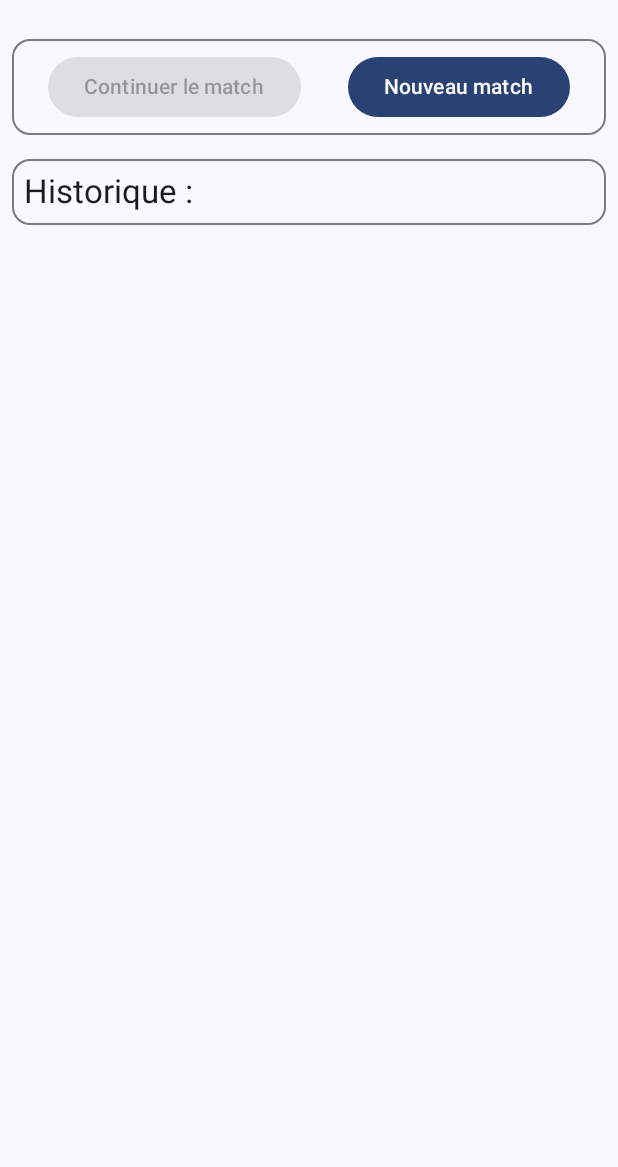
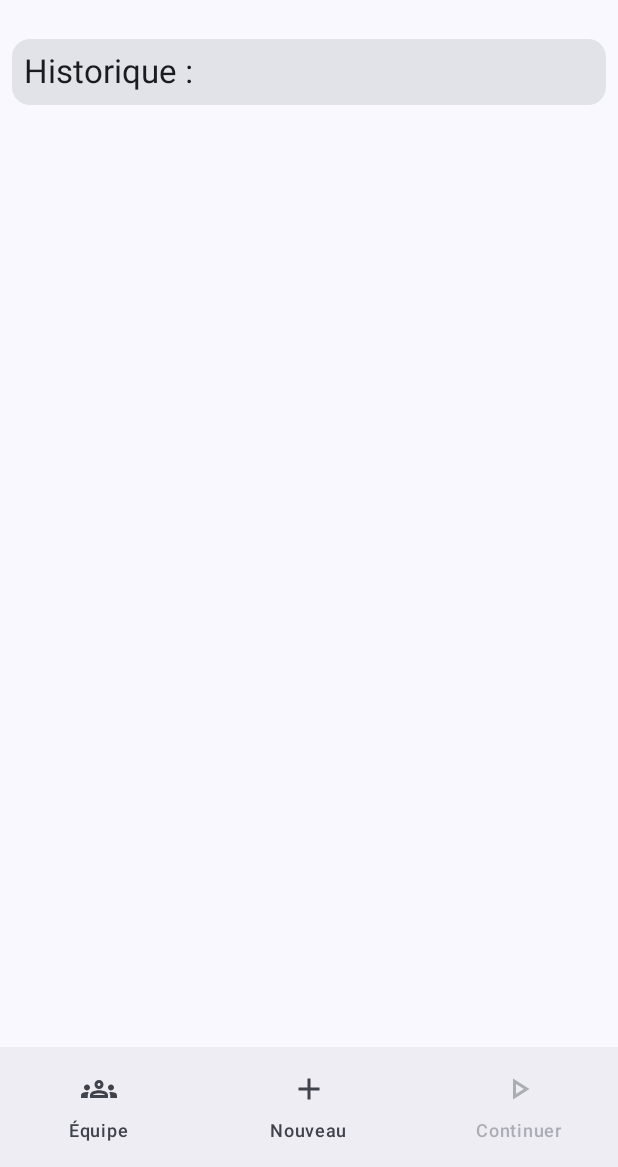
Before and after one commit to MacaronFR/Robobrole, an Android app built with Jetpack Compose: the screen it shows after launch (MainActivity), on a phone screen of 412 x 824 dp, the part 69-1236 px from its top. Run offline under Robolectric (Android 15) with nearby library versions, the phone set to English and light mode, and no system bars; our stand-ins replace Room's generated code, accompanist.

Commit message:
UI improvement

```diff
--- a/app/build.gradle.kts
+++ b/app/build.gradle.kts
@@ -84,6 +84,7 @@ dependencies {
 	implementation("androidx.compose.ui:ui-util:1.3.3")
 	implementation("com.google.accompanist:accompanist-flowlayout:0.28.0")
 	implementation("androidx.compose.material:material-icons-extended:1.3.1")
+	implementation("com.google.accompanist:accompanist-systemuicontroller:0.27.0")
 	annotationProcessor("androidx.room:room-compiler:$room_version")
 	ksp("androidx.room:room-compiler:$room_version")
 	testImplementation("junit:junit:4.13.2")
--- a/app/src/main/java/fr/imacaron/robobrole/activity/MainActivity.kt
+++ b/app/src/main/java/fr/imacaron/robobrole/activity/MainActivity.kt
@@ -57,7 +57,8 @@ class MainActivity : ComponentActivity() {
 			val navController = rememberNavController()
 			RobobroleTheme(darkTheme = prefState.theme) {
 				Scaffold(
-					topBar = { AppBar(prefState, db, navController, uiState, matchState) }
+					topBar = { AppBar(prefState, db, navController, uiState, matchState) },
+					bottomBar = { Navigation(navController, db, uiState, matchState) }
 				) {
 					NavHost(navController, startDestination = "home", modifier = Modifier.fillMaxSize().padding(it)){
 						composable("home"){ HomeScreen(navController, db, uiState, matchState) }
--- /dev/null
+++ b/app/src/main/java/fr/imacaron/robobrole/activity/Navigation.kt
@@ -0,0 +1,77 @@
+package fr.imacaron.robobrole.activity
+
+import android.widget.Toast
+import androidx.compose.material.icons.Icons
+import androidx.compose.material.icons.outlined.*
+import androidx.compose.material3.*
+import androidx.compose.runtime.*
+import androidx.compose.ui.platform.LocalContext
+import androidx.navigation.NavController
+import fr.imacaron.robobrole.db.AppDatabase
+import fr.imacaron.robobrole.types.MatchState
+import fr.imacaron.robobrole.types.UIState
+import kotlinx.coroutines.*
+
+@OptIn(DelicateCoroutinesApi::class)
+@Composable
+fun Navigation(navController: NavController, db: AppDatabase, uiState: UIState, matchState: MatchState){
+	var current: Long by remember { mutableStateOf(-1) }
+	var confirm: Boolean by remember { mutableStateOf(false) }
+	val context = LocalContext.current as MainActivity
+	LaunchedEffect(uiState.alert, uiState.home){
+		withContext(Dispatchers.IO){
+			current = db.matchDao().getCurrent()?.uid ?: -1
+		}
+	}
+	if(uiState.home){
+		NavigationBar{
+			NavigationBarItem(
+				icon = { Icon(Icons.Outlined.Groups, null) },
+				label = { Text("Équipe") },
+				selected = false,
+				onClick = {
+					navController.navigate("team")
+				}
+			)
+			NavigationBarItem(
+				icon = { Icon(Icons.Outlined.Add, null) },
+				label = { Text("Nouveau") },
+				selected = false,
+				onClick = {
+					GlobalScope.launch(Dispatchers.IO){
+						if(confirm || db.matchDao().getCurrent() == null){
+							db.matchDao().getCurrent()?.let {
+								db.eventDAO().deleteMatch(it.uid)
+							}
+							db.matchDao().deleteCurrent()
+							db.matchPlayerDao().deleteAll()
+							matchState.clean()
+							withContext(Dispatchers.Main){
+								navController.navigate("new_match")
+							}
+						}else{
+							withContext(Dispatchers.Main){
+								Toast.makeText(context, "Un match est en cours. Rappuyer pour le supprimer et en commncer un nouveau", Toast.LENGTH_LONG).show()
+								confirm = true
+								launch {
+									delay(5000)
+									confirm = false
+								}
+							}
+						}
+					}
+				}
+			)
+			NavigationBarItem(
+				icon = { Icon(Icons.Outlined.PlayArrow, null) },
+				label = { Text("Continuer") },
+				selected = false,
+				onClick = {
+					matchState.clean()
+					navController.navigate("match/$current")
+						  },
+				enabled = current != -1L
+			)
+		}
+	}
+}
--- a/app/src/main/java/fr/imacaron/robobrole/components/AppBar.kt
+++ b/app/src/main/java/fr/imacaron/robobrole/components/AppBar.kt
@@ -1,11 +1,5 @@
 package fr.imacaron.robobrole.components
 
-import android.content.ContentValues
-import android.content.Context
-import android.content.Intent
-import android.media.MediaScannerConnection
-import android.net.Uri
-import android.provider.MediaStore
 import androidx.compose.foundation.isSystemInDarkTheme
 import androidx.compose.foundation.layout.Box
 import androidx.compose.material.icons.Icons
@@ -20,7 +14,6 @@ import androidx.compose.ui.Modifier
 import androidx.compose.ui.draw.scale
 import androidx.compose.ui.platform.LocalContext
 import androidx.compose.ui.window.DialogProperties
-import androidx.core.content.FileProvider
 import androidx.navigation.NavController
 import fr.imacaron.robobrole.activity.MainActivity
 import fr.imacaron.robobrole.db.AppDatabase
@@ -32,8 +25,6 @@ import kotlinx.coroutines.DelicateCoroutinesApi
 import kotlinx.coroutines.Dispatchers
 import kotlinx.coroutines.GlobalScope
 import kotlinx.coroutines.launch
-import java.io.File
-import java.io.FileOutputStream
 
 @OptIn(ExperimentalMaterial3Api::class, ExperimentalComposeUiApi::class, DelicateCoroutinesApi::class)
 @Composable
@@ -87,14 +78,6 @@ fun AppBar(prefState: PrefState, db: AppDatabase, nav: NavController, uiState: U
 					Icon(Icons.Filled.MoreVert, null)
 				}
 				DropdownMenu(expanded = uiState.displayMenu, onDismissRequest = { uiState.closeMenu() }){
-					DropdownMenuItem(
-						text ={ Text("Mon équipe") },
-						onClick = {
-							nav.navigate("team")
-							uiState.toggleMenu()
-						},
-						leadingIcon = { Icon(Icons.Outlined.Groups, null) }
-					)
 					if(uiState.export){
 						DropdownMenuItem(
 							text = { Text("Télécharger") },
--- a/app/src/main/java/fr/imacaron/robobrole/home/HomeScreen.kt
+++ b/app/src/main/java/fr/imacaron/robobrole/home/HomeScreen.kt
@@ -1,95 +1,68 @@
 package fr.imacaron.robobrole.home
 
-import android.widget.Toast
+import android.view.MotionEvent
 import androidx.compose.foundation.layout.*
 import androidx.compose.foundation.lazy.LazyColumn
+import androidx.compose.material.icons.Icons
+import androidx.compose.material.icons.outlined.ArrowForward
 import androidx.compose.material3.*
 import androidx.compose.runtime.*
 import androidx.compose.ui.Alignment
+import androidx.compose.ui.ExperimentalComposeUiApi
 import androidx.compose.ui.Modifier
-import androidx.compose.ui.platform.LocalContext
+import androidx.compose.ui.input.pointer.pointerInteropFilter
 import androidx.compose.ui.unit.dp
 import androidx.navigation.NavController
-import fr.imacaron.robobrole.activity.MainActivity
 import fr.imacaron.robobrole.db.AppDatabase
 import fr.imacaron.robobrole.db.Match
 import fr.imacaron.robobrole.types.MatchState
 import fr.imacaron.robobrole.types.UIState
 import kotlinx.coroutines.*
 
-@OptIn(DelicateCoroutinesApi::class)
+@OptIn(ExperimentalComposeUiApi::class)
 @Composable
 fun  HomeScreen(navController: NavController, db: AppDatabase, uiState: UIState, matchState: MatchState){
-	val context = LocalContext.current as MainActivity
-	var confirm: Boolean by remember { mutableStateOf(false) }
 	var history: List<Match> by remember { mutableStateOf(listOf()) }
-	var current: Long by remember { mutableStateOf(-1) }
 	uiState.home = true
 	uiState.export = false
 	uiState.resetTitle()
 	LaunchedEffect(uiState.alert){
 		withContext(Dispatchers.IO){
 			history = db.matchDao().getSaved()
-			current = db.matchDao().getCurrent()?.uid ?: -1
 		}
 	}
 	Column {
-		OutlinedCard(Modifier.fillMaxWidth().padding(8.dp)) {
-			Row(Modifier.padding(8.dp).fillMaxWidth(), horizontalArrangement = Arrangement.SpaceAround) {
-				FilledTonalButton(
-					{
-						matchState.clean()
-						navController.navigate("match/${current}")
-					},
-					enabled = current != -1L
-				){
-					Text("Continuer le match")
-				}
-				Button({
-					GlobalScope.launch(Dispatchers.IO){
-						if(confirm || db.matchDao().getCurrent() == null){
-							db.matchDao().getCurrent()?.let {
-								db.eventDAO().deleteMatch(it.uid)
-							}
-							db.matchDao().deleteCurrent()
-							db.matchPlayerDao().deleteAll()
-							matchState.clean()
-							withContext(Dispatchers.Main){
-								navController.navigate("new_match")
-							}
-						}else{
-							withContext(Dispatchers.Main){
-								Toast.makeText(context, "Un match est en cours. Rappuyer pour le supprimer et en commncer un nouveau", Toast.LENGTH_LONG).show()
-								confirm = true
-								launch {
-									delay(5000)
-									confirm = false
-								}
-							}
-						}
-					}
-				}) {
-					Text("Nouveau match")
-				}
-			}
-		}
-		OutlinedCard(Modifier.padding(8.dp).fillMaxWidth()) {
+		Card(Modifier.padding(8.dp).fillMaxWidth()) {
 			Text("Historique :", Modifier.padding(8.dp), style = MaterialTheme.typography.titleLarge)
 			LazyColumn {
 				items(history.size){index ->
 					if(index != 0){
 						Divider(Modifier.fillMaxWidth().padding(16.dp, 0.dp), 1.dp, MaterialTheme.colorScheme.outline)
 					}
-					Row(Modifier.padding(8.dp).fillMaxWidth(), verticalAlignment = Alignment.CenterVertically, horizontalArrangement = Arrangement.SpaceBetween) {
+					Row(
+						Modifier
+							.padding(8.dp)
+							.fillMaxWidth()
+							.pointerInteropFilter {
+								return@pointerInteropFilter when(it.action){
+									MotionEvent.ACTION_DOWN -> {
+										true
+									}
+									MotionEvent.ACTION_UP -> {
+										matchState.clean()
+										navController.navigate("match/${history[index].uid}")
+										true
+									}
+									else -> false
+								}
+												  },
+						verticalAlignment = Alignment.CenterVertically, horizontalArrangement = Arrangement.SpaceBetween) {
 						Column {
 							Text("${history[index].myTeam} - ${history[index].otherTeam} | ${history[index].level}${history[index].gender.value}", style = MaterialTheme.typography.titleMedium)
 							Text("${history[index].date.dayOfMonth}/${history[index].date.monthValue}/${history[index].date.year}")
 						}
-						Button({
-							matchState.clean()
-							navController.navigate("match/${history[index].uid}")
-						}){
-							Text("Voir plus")
+						IconButton({}, Modifier.size(24.dp)) {
+							Icon(Icons.Outlined.ArrowForward, null, tint = MaterialTheme.colorScheme.onSurfaceVariant)
 						}
 					}
 				}
--- a/app/src/main/java/fr/imacaron/robobrole/ui/theme/Theme.kt
+++ b/app/src/main/java/fr/imacaron/robobrole/ui/theme/Theme.kt
@@ -1,10 +1,10 @@
 package fr.imacaron.robobrole.ui.theme
 
-import android.os.Build
 import androidx.compose.foundation.isSystemInDarkTheme
 import androidx.compose.material3.*
 import androidx.compose.runtime.Composable
 import androidx.compose.ui.platform.LocalContext
+import com.google.accompanist.systemuicontroller.rememberSystemUiController
 import fr.imacaron.robobrole.types.Theme
 
 
@@ -75,6 +75,7 @@ private val DarkColors = darkColorScheme(
 
 @Composable
 fun RobobroleTheme(darkTheme: Theme = Theme.Default, content: @Composable () -> Unit) {
+    val systemUiController = rememberSystemUiController()
     val colors = if (darkTheme == Theme.Dark) {
         dynamicDarkColorScheme(LocalContext.current)
     } else if(darkTheme == Theme.Light){
@@ -84,6 +85,7 @@ fun RobobroleTheme(darkTheme: Theme = Theme.Default, content: @Composable () ->
     }else {
         dynamicLightColorScheme(LocalContext.current)
     }
+    systemUiController.setSystemBarsColor(colors.background)
     MaterialTheme(
         colorScheme = colors,
         content = content
```
Also changed, not shown: app/src/main/java/fr/imacaron/robobrole/home/TeamScreen.kt (+7 -4 lines).
